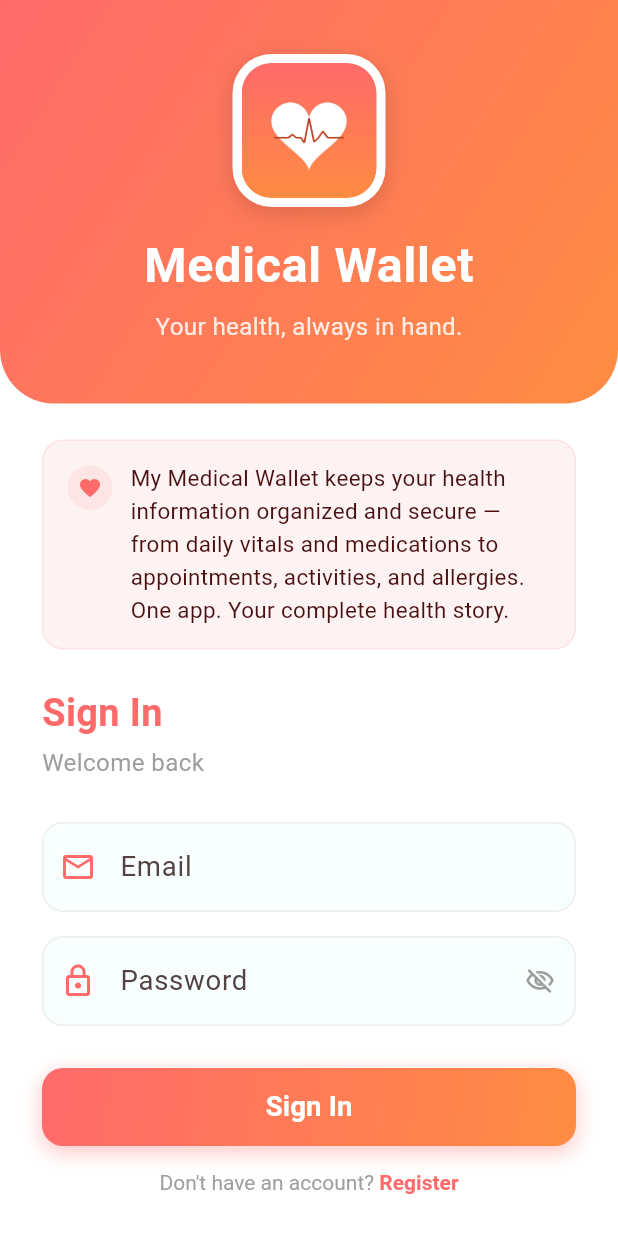
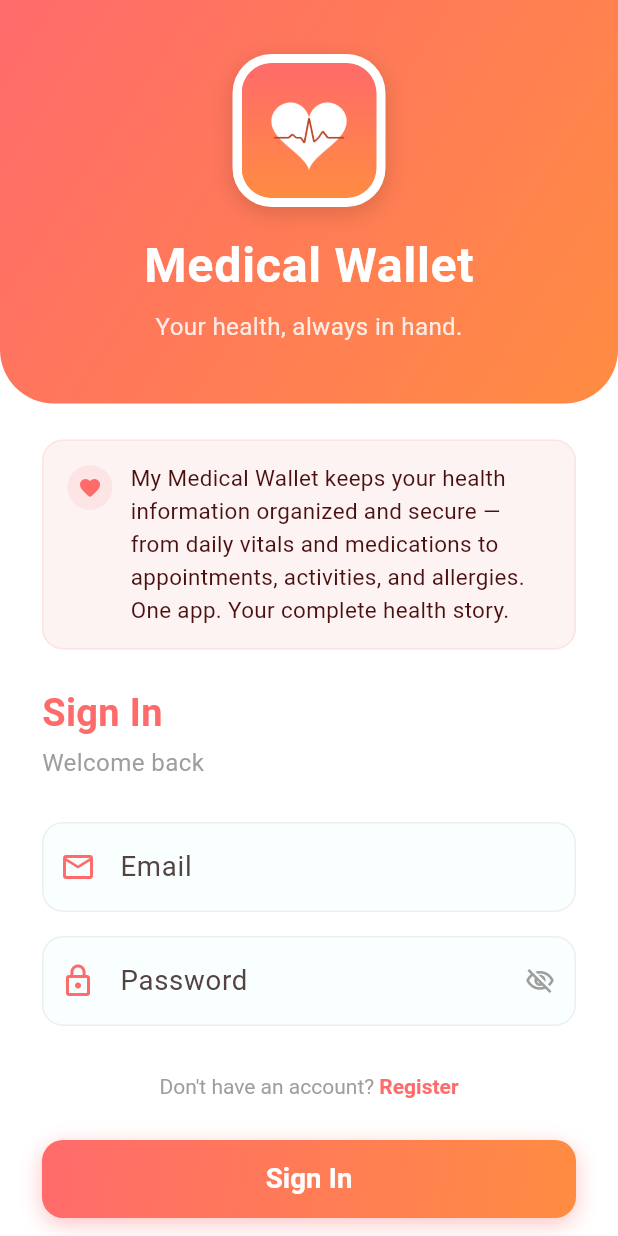
Before and after one commit to kushanmaskey/medicine_reminder_claude, a Flutter app: the LoginScreen screen opened directly, on a phone screen of 412 x 824 dp. Run offline on Flutter 3.47's test engine with Material 3 defaults, Android fonts, the phone set to English and light mode, and no system bars; our stand-ins replace flutter_local_notifications, flutter_timezone, image_picker, local_auth, permission_handler, shared_preferences and 2 more; missing offline and left inert: purchases_flutter; accounts and stored records are empty; statements that could not run were skipped.

Commit message:
Move register link between password field and Sign In button
Co-Authored-By: Claude Sonnet 4.6 <noreply@anthropic.com>

```diff
--- a/lib/screens/login_screen.dart
+++ b/lib/screens/login_screen.dart
@@ -241,7 +241,29 @@ class _LoginScreenState extends State<LoginScreen> {
                             ),
                           ),
                         ],
-                        const SizedBox(height: 28),
+                        const SizedBox(height: 16),
+                        TextButton(
+                          onPressed: () => Navigator.push(
+                            context,
+                            MaterialPageRoute(builder: (_) => const RegisterScreen()),
+                          ),
+                          child: RichText(
+                            text: TextSpan(
+                              style: TextStyle(color: Colors.grey[500], fontSize: 14),
+                              children: const [
+                                TextSpan(text: "Don't have an account? "),
+                                TextSpan(
+                                  text: 'Register',
+                                  style: TextStyle(
+                                    color: Color(0xFFFF6B6B),
+                                    fontWeight: FontWeight.w600,
+                                  ),
+                                ),
+                              ],
+                            ),
+                          ),
+                        ),
+                        const SizedBox(height: 12),
                         SizedBox(
                           width: double.infinity,
                           height: 52,
@@ -295,33 +317,6 @@ class _LoginScreenState extends State<LoginScreen> {
               ),
             ),
           ),
-          SafeArea(
-            top: false,
-            child: Padding(
-              padding: const EdgeInsets.only(bottom: 12),
-              child: TextButton(
-                onPressed: () => Navigator.push(
-                  context,
-                  MaterialPageRoute(builder: (_) => const RegisterScreen()),
-                ),
-                child: RichText(
-                  text: TextSpan(
-                    style: TextStyle(color: Colors.grey[500], fontSize: 14),
-                    children: const [
-                      TextSpan(text: "Don't have an account? "),
-                      TextSpan(
-                        text: 'Register',
-                        style: TextStyle(
-                          color: Color(0xFFFF6B6B),
-                          fontWeight: FontWeight.w600,
-                        ),
-                      ),
-                    ],
-                  ),
-                ),
-              ),
-            ),
-          ),
         ],
       ),
     );
```
